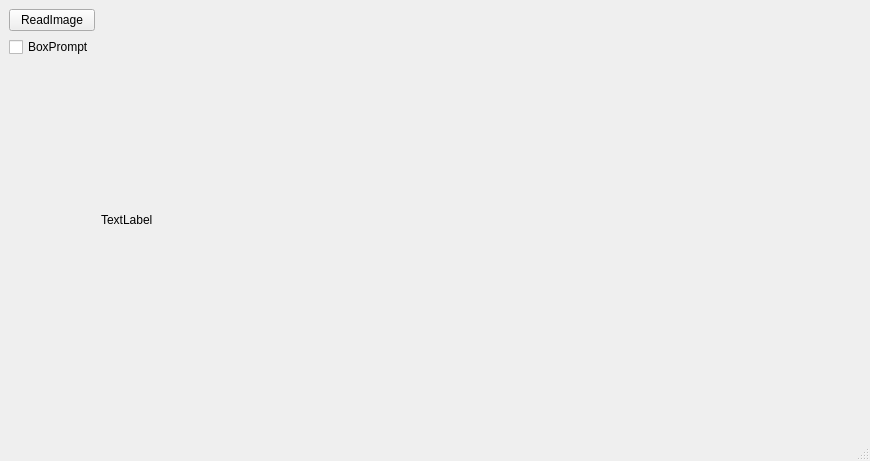
This is qtproj/SAMQT/mainwindow.ui in ZHEQIUSHUI/SAM-ONNX-AX650-CPP as Qt 5 draws it before an edit. The edited form follows.
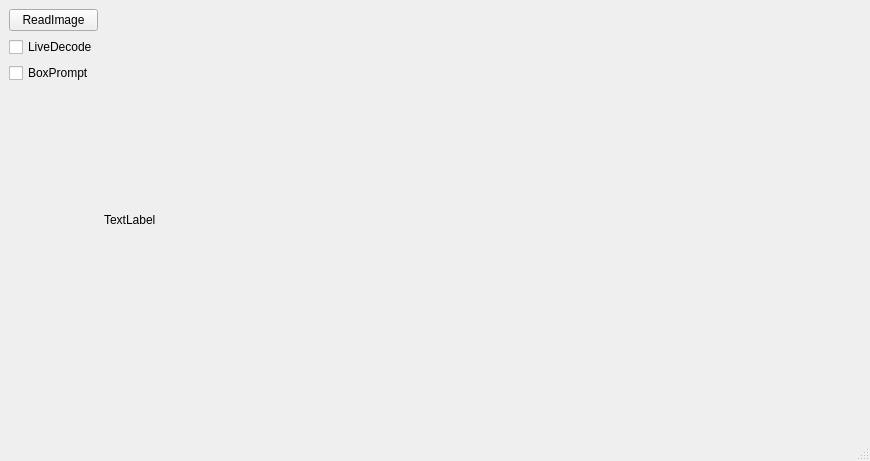
This is the edited form. Custom widgets are drawn as their Qt base class.

Commit message: option realtime decode

Patch:
```diff
--- a/qtproj/SAMQT/mainwindow.ui
+++ b/qtproj/SAMQT/mainwindow.ui
@@ -28,6 +28,13 @@
             </property>
            </widget>
           </item>
+          <item>
+           <widget class="QCheckBox" name="ckb_realtime_decode">
+            <property name="text">
+             <string>LiveDecode</string>
+            </property>
+           </widget>
+          </item>
           <item>
            <widget class="QCheckBox" name="ckb_boxprompt">
             <property name="text">
```
The commit also changes 4 other files.
